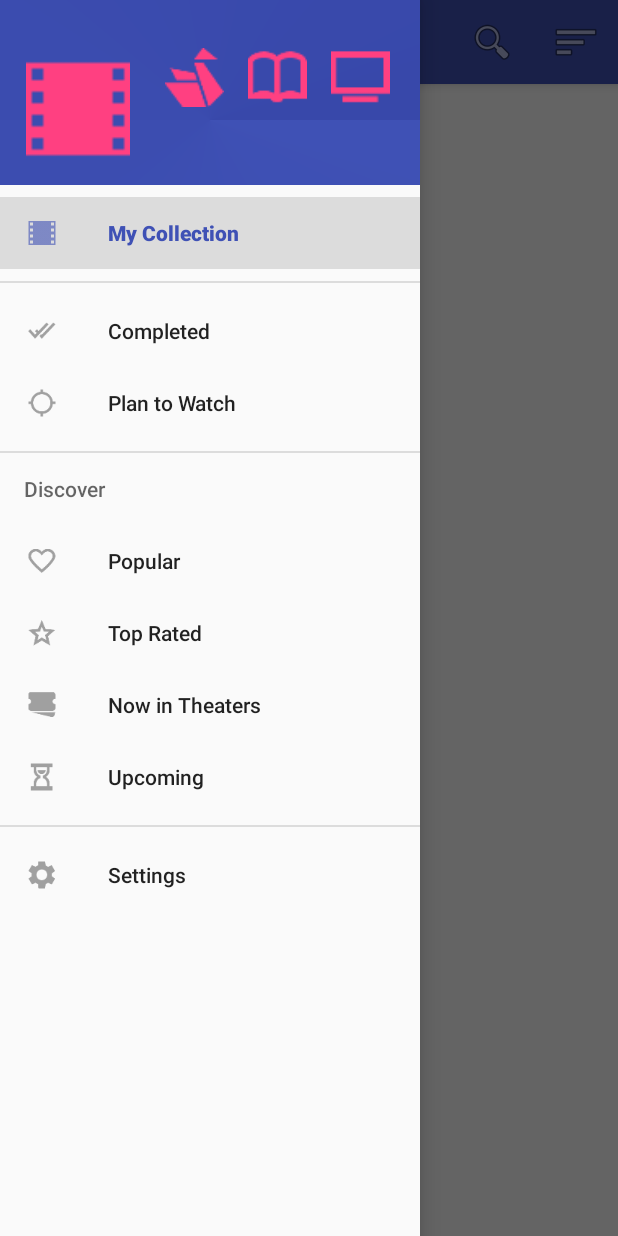
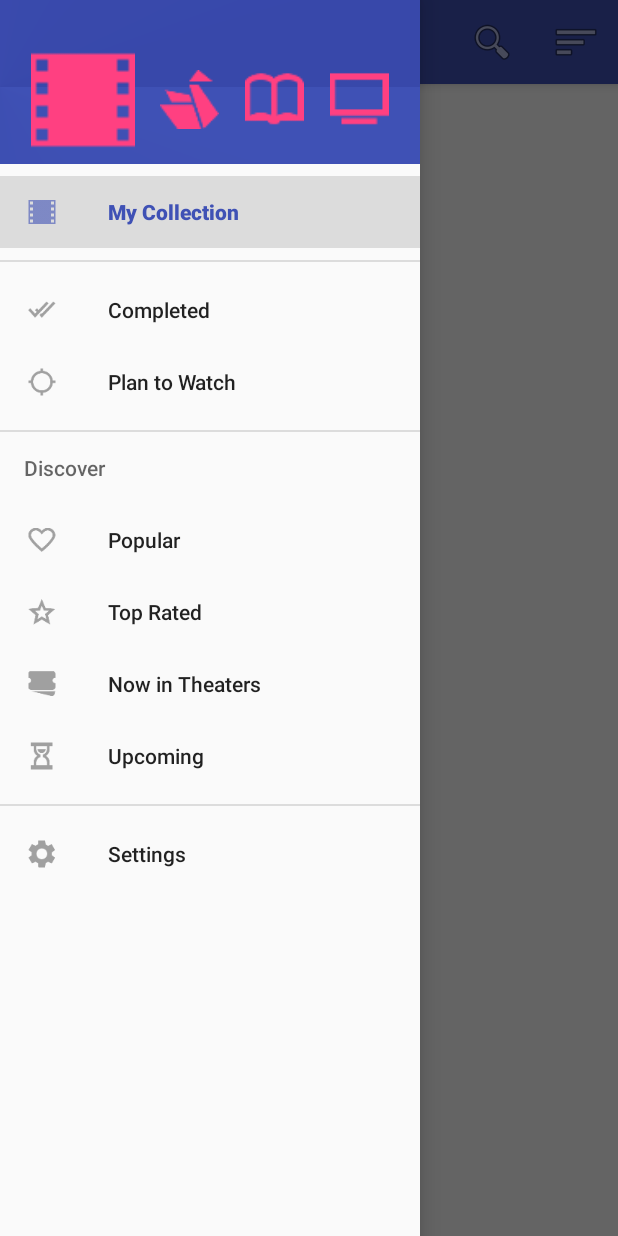
Before and after one commit to Eddydpyl/FABS, an Android app: the screen it shows after launch (MyMoviesActivity), with the side drawer open, on a phone screen of 412 x 824 dp. Run offline under Robolectric (Android 15) with nearby library versions, the phone set to English and light mode, and no system bars.

Commit message:
Redesigned the nav_header and updated gradle

```diff
--- a/app/src/main/java/com/eduardo/fabs/movies/MyMoviesActivity.java
+++ b/app/src/main/java/com/eduardo/fabs/movies/MyMoviesActivity.java
@@ -3,6 +3,7 @@ package com.eduardo.fabs.movies;
 import android.content.Intent;
 import android.content.SharedPreferences;
 import android.content.pm.ActivityInfo;
+import android.graphics.drawable.GradientDrawable;
 import android.os.Bundle;
 import android.preference.PreferenceManager;
 import android.support.design.widget.NavigationView;
@@ -11,8 +12,10 @@ import android.support.v4.view.MenuItemCompat;
 import android.support.v4.widget.DrawerLayout;
 import android.support.v7.app.AppCompatActivity;
 import android.support.v7.widget.Toolbar;
+import android.util.TypedValue;
 import android.view.Menu;
 import android.view.MenuItem;
+import android.view.View;
 
 import com.eduardo.fabs.R;
 import com.eduardo.fabs.SettingsActivity;
@@ -259,6 +262,17 @@ public class MyMoviesActivity extends AppCompatActivity
             // Add the fragment to the 'fragment_container' FrameLayout
             getSupportFragmentManager().beginTransaction().add(R.id.fragment_container, fragment).commit();
         }
+        // Calculate ActionBar height and set background of nav_header
+        Integer actionBarHeight = 0;
+        TypedValue tv = new TypedValue();
+        if (getTheme().resolveAttribute(android.R.attr.actionBarSize, tv, true))
+        {
+            actionBarHeight = TypedValue.complexToDimensionPixelSize(tv.data,getResources().getDisplayMetrics());
+        }
+        View headerView = navigationView.getHeaderView(0);
+        GradientDrawable background = (GradientDrawable) headerView.getBackground();
+        Float yPos = (float) (actionBarHeight * 0.0063);
+        background.setGradientCenter(0,yPos);
     }
 
     @Override
--- a/app/src/main/res/drawable/side_nav_bar.xml
+++ b/app/src/main/res/drawable/side_nav_bar.xml
@@ -3,7 +3,6 @@
     <gradient
         android:angle="135"
         android:useLevel="false"
-        android:centerY="0.65"
         android:endColor="@color/colorPrimaryMiddle"
         android:startColor="@color/colorPrimary"
         android:type="sweep" />
--- a/app/src/main/res/layout/nav_header.xml
+++ b/app/src/main/res/layout/nav_header.xml
@@ -3,42 +3,45 @@
     android:layout_width="match_parent"
     android:layout_height="wrap_content"
     android:background="@drawable/side_nav_bar"
-    android:gravity="top|right"
+    android:gravity="center"
     android:orientation="horizontal"
-    android:paddingBottom="@dimen/activity_vertical_margin"
+    android:paddingBottom="8dp"
     android:paddingRight="12dp"
     android:paddingLeft="12dp"
     android:paddingTop="@dimen/activity_vertical_margin"
+    android:weightSum="4"
     android:theme="@style/ThemeOverlay.AppCompat.Dark">
 
     <ImageView
-        android:id="@+id/imageView_selected"
+        android:id="@+id/imageView_movies"
         android:layout_width="85dp"
         android:layout_height="85dp"
-        android:layout_marginRight="7dp"
-        android:layout_marginTop="6dp"
         android:paddingTop="@dimen/nav_header_vertical_spacing"
+        android:layout_weight="1"
         android:src="@drawable/ic_nav_movies"/>
 
     <ImageView
-        android:id="@+id/imageView_first"
+        android:id="@+id/imageView_anime"
         android:layout_width="55dp"
         android:layout_height="55dp"
         android:paddingTop="@dimen/nav_header_vertical_spacing"
+        android:layout_weight="1"
         android:src="@drawable/ic_nav_anime"/>
 
     <ImageView
-        android:id="@+id/imageView_second"
+        android:id="@+id/imageView_books"
         android:layout_width="55dp"
         android:layout_height="55dp"
         android:paddingTop="@dimen/nav_header_vertical_spacing"
+        android:layout_weight="1"
         android:src="@drawable/ic_nav_books"/>
 
     <ImageView
-        android:id="@+id/imageView_third"
+        android:id="@+id/imageView_series"
         android:layout_width="55dp"
         android:layout_height="55dp"
         android:paddingTop="@dimen/nav_header_vertical_spacing"
+        android:layout_weight="1"
         android:src="@drawable/ic_nav_series"/>
 
 </LinearLayout>
--- a/build.gradle
+++ b/build.gradle
@@ -5,7 +5,7 @@ buildscript {
         jcenter()
     }
     dependencies {
-        classpath 'com.android.tools.build:gradle:2.1.2'
+        classpath 'com.android.tools.build:gradle:2.1.3'
 
         // NOTE: Do not place your application dependencies here; they belong
         // in the individual module build.gradle files
```
Also changed, not shown: gradle/wrapper/gradle-wrapper.properties.
